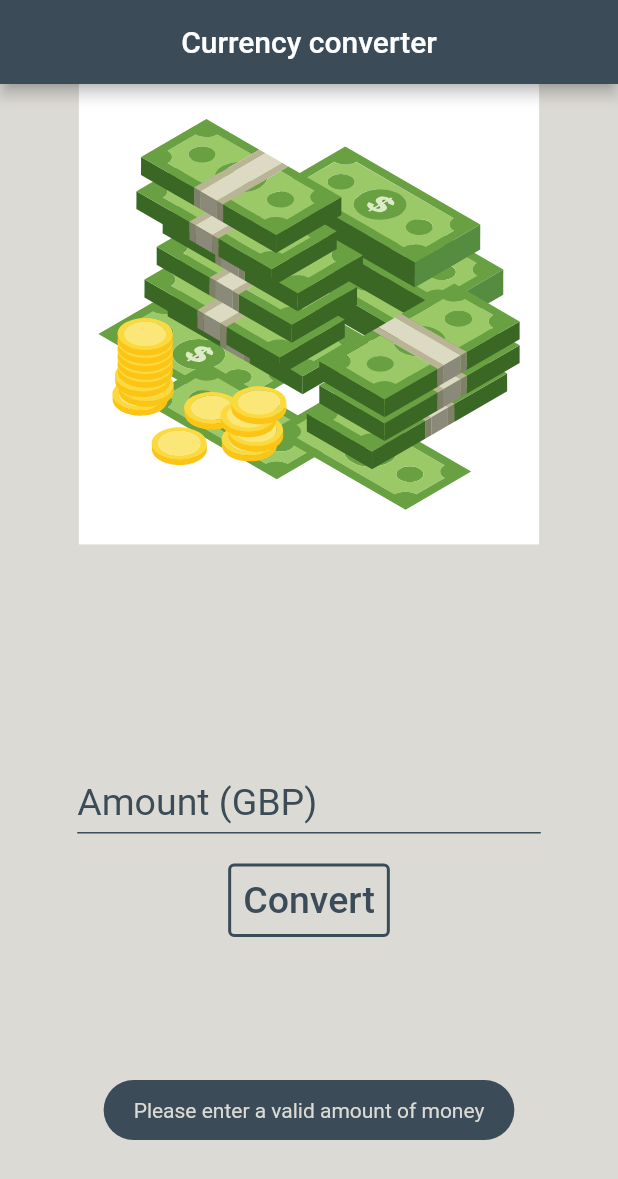
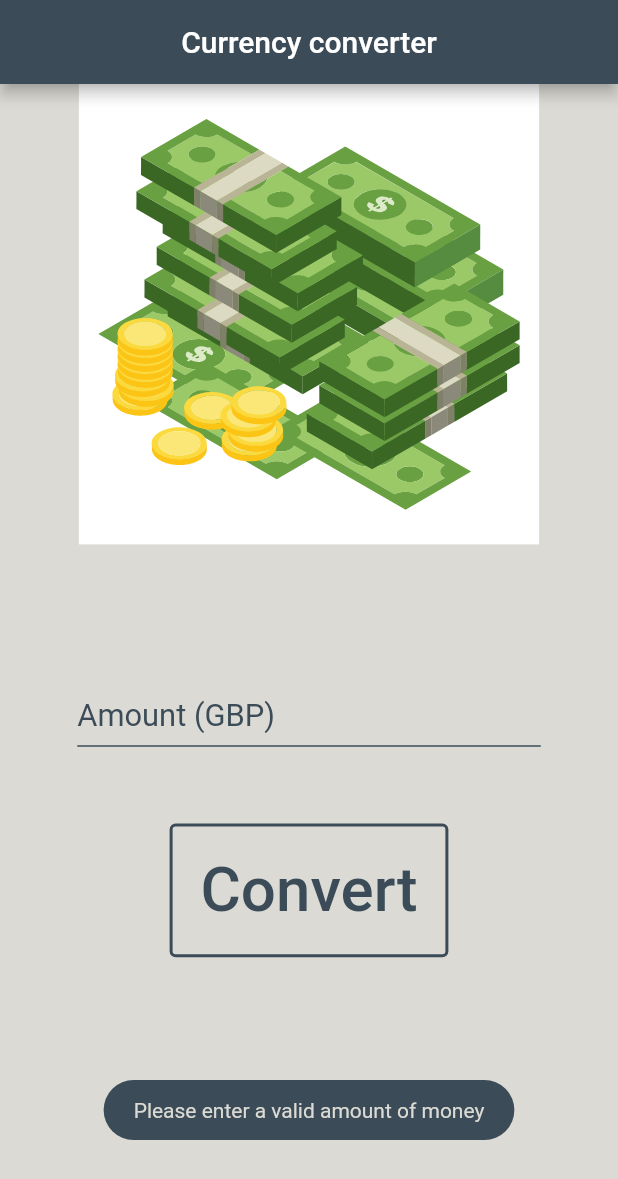
Before and after one commit to golo1999/FlutterApp-CurrencyConverter, a Flutter app: the screen it shows after launch, after a tap on "Convert", on a phone screen of 412 x 824 dp. Shown: the top 1179 px of the screen. Run offline on Flutter 3.47's test engine with Material 2 defaults, Android fonts, the phone set to English and light mode, and no system bars; our stand-ins replace flutter_svg, fluttertoast.

Commit message:
Update main.dart

```diff
--- a/lib/main.dart
+++ b/lib/main.dart
@@ -5,7 +5,7 @@ import 'package:fluttertoast/fluttertoast.dart';
 
 void main()
 {
-  runApp(CurrencyConverterApp());
+  runApp(MaterialApp(home: CurrencyConverterApp()));
 }
 
 class CurrencyConverterApp extends StatefulWidget
@@ -47,7 +47,7 @@ class _CurrencyConverterAppState extends State<CurrencyConverterApp>
     });
   }
 
-  double convertToRON(double amountOfMoney) // method for conversion
+  double convertToCurrency(double amountOfMoney) // method for conversion
   {
     return amountOfMoney * 5.74;
   }
@@ -170,7 +170,7 @@ class _CurrencyConverterAppState extends State<CurrencyConverterApp>
     {
       if(inputIsOK(inputValue)) // if the input is valid
       {
-        inputValue = convertToRON(double.tryParse(inputValue)).toString(); // setting the input value to the converted one
+        inputValue = convertToCurrency(double.tryParse(inputValue)).toString(); // setting the input value to the converted one
 
         if(getNumberOfDecimals(inputValue) > _maximumNumberOfDecimals) // limiting the decimals to the maximum number if there are too many
           inputValue = handleLimitFirstNDecimals(inputValue, _maximumNumberOfDecimals);
@@ -199,6 +199,8 @@ class _CurrencyConverterAppState extends State<CurrencyConverterApp>
   @override
   Widget build(BuildContext context)
   {
+    final data = MediaQuery.of(context);
+
     return MaterialApp(
       home: Scaffold(
         appBar: AppBar(
@@ -213,9 +215,11 @@ class _CurrencyConverterAppState extends State<CurrencyConverterApp>
               Expanded(
                 flex: 4,
                 child: Container(
+                  child: SizedBox.expand(
                     child: FittedBox(
-                    fit: BoxFit.fill,
+                      fit: BoxFit.contain,
                       child: SvgPicture.asset('$_moneyImageSource'),
+                      ),
                   ),
                   )
               ),
@@ -223,7 +227,9 @@ class _CurrencyConverterAppState extends State<CurrencyConverterApp>
                 flex: 6,
                 child: Container(
                   color: _secondaryColor,
-                  child: Expanded(
+                  child: Column(
+                    children: [
+                      Expanded(
                         child: Column(
                           mainAxisAlignment: MainAxisAlignment.spaceEvenly,
                           crossAxisAlignment: CrossAxisAlignment.stretch,
@@ -244,10 +250,13 @@ class _CurrencyConverterAppState extends State<CurrencyConverterApp>
                                         hintText: '$_textFieldHint',
                                         hintStyle: TextStyle(
                                           color: _primaryColor,
-                                      fontSize: 25
+                                          fontSize: data.size.longestSide * 0.025
                                         ),
                                         suffix: IconButton(
-                                      icon: Icon(Icons.clear),
+                                          icon: Icon(
+                                            Icons.clear,
+                                            size: data.size.longestSide * 0.025,
+                                          ),
                                           onPressed: clearController,
                                         ),
                                         focusedBorder: UnderlineInputBorder(borderSide: BorderSide(color: _primaryColor)),
@@ -256,7 +265,7 @@ class _CurrencyConverterAppState extends State<CurrencyConverterApp>
                                       keyboardType: TextInputType.numberWithOptions(decimal: true),
                                       style: TextStyle(
                                         color: _primaryColor,
-                                    fontSize: 25
+                                        fontSize: data.size.longestSide * 0.025
                                       ),
                                       inputFormatters: [FilteringTextInputFormatter.allow(RegExp('$_textFieldRegex'))],
                                     ),
@@ -264,11 +273,11 @@ class _CurrencyConverterAppState extends State<CurrencyConverterApp>
                                   Wrap(
                                     children: [
                                       Padding(
-                                    padding: const EdgeInsets.symmetric(vertical: 10, horizontal: 0),
+                                        padding: EdgeInsets.symmetric(vertical: data.size.height * 0.05, horizontal: 0), // EdgeInsets.all(MediaQuery.of(context).size.width * 0.05)
                                         child: OutlinedButton(
                                           style: OutlinedButton.styleFrom(
                                             primary: _primaryColor,
-                                        padding: EdgeInsets.all(10),
+                                            padding: EdgeInsets.all(data.size.height * 0.025),
                                             side: BorderSide(
                                               width: 2,
                                               color: _primaryColor
@@ -279,30 +288,21 @@ class _CurrencyConverterAppState extends State<CurrencyConverterApp>
                                             '$_convertButtonText',
                                             style: TextStyle(
                                               color: _primaryColor,
-                                          fontSize: 25,
+                                              fontSize: data.size.longestSide * 0.05,
                                             ),
                                           ),
                                         ),
-                                  )
+                                      ),
                                     ],
                                   ),
-                              Padding(
-                                padding: const EdgeInsets.symmetric(vertical: 10, horizontal: 0),
-                                child: Text(
-                                  "$_convertedValue",
-                                  style: TextStyle(
-                                    color: _primaryColor,
-                                    fontSize: 30,
-                                    fontWeight: FontWeight.bold,
-                                  ),
-                                textAlign: TextAlign.center,
-                                ),
-                              )
+                                  OutputValueWidget(convertedValue: _convertedValue, primaryColor: _primaryColor, data: data)
                                 ],
                               ),
                             ),
                           ],
                         ),
+                      ),
+                    ],
                   ),
                 )
               )
@@ -315,4 +315,34 @@ class _CurrencyConverterAppState extends State<CurrencyConverterApp>
   }
 }
 
-// https://stackoverflow.com/questions/52738610/flutter-mainaxisalignment-spaceevenly-not-working-on-multiple-flexrow-column
+class OutputValueWidget extends StatelessWidget // the Text widget for the converted value
+{
+  const OutputValueWidget(
+  {
+    Key key,
+    @required String convertedValue,
+    @required Color primaryColor,
+    @required this.data,
+  }) : _convertedValue = convertedValue, _primaryColor = primaryColor, super(key: key);
+
+  final String _convertedValue;
+  final Color _primaryColor;
+  final MediaQueryData data;
+
+  @override
+  Widget build(BuildContext context)
+  {
+    return Padding(
+      padding: const EdgeInsets.symmetric(vertical: 10, horizontal: 0),
+      child: Text(
+        "$_convertedValue",
+        style: TextStyle(
+          color: _primaryColor,
+          fontSize: data.size.longestSide * 0.05,
+          fontWeight: FontWeight.bold,
+        ),
+      textAlign: TextAlign.center,
+      ),
+    );
+  }
+}
```
Lines whose indentation alone changed are shown as unchanged.
